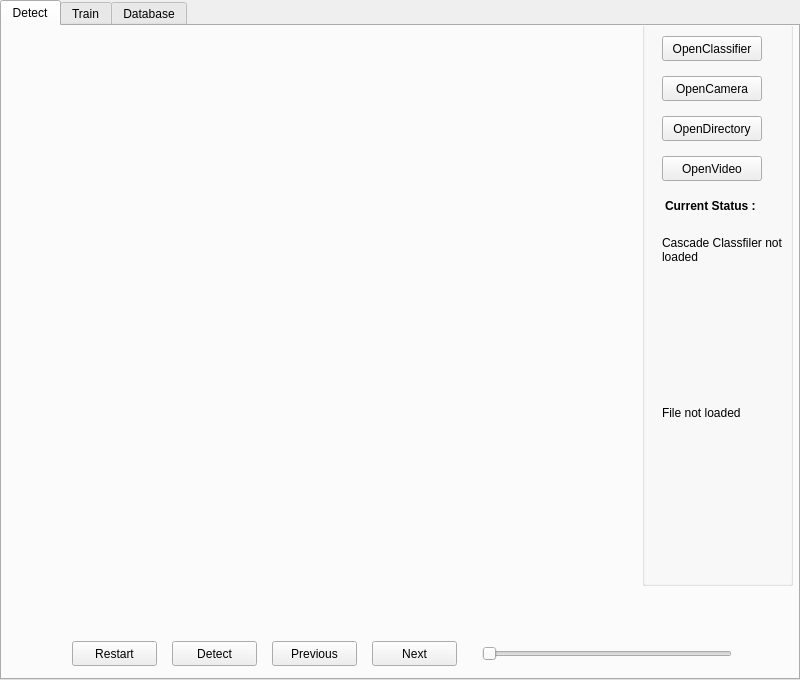
Qt form mainwindow.ui (tangchent/cardetect) before a commit.
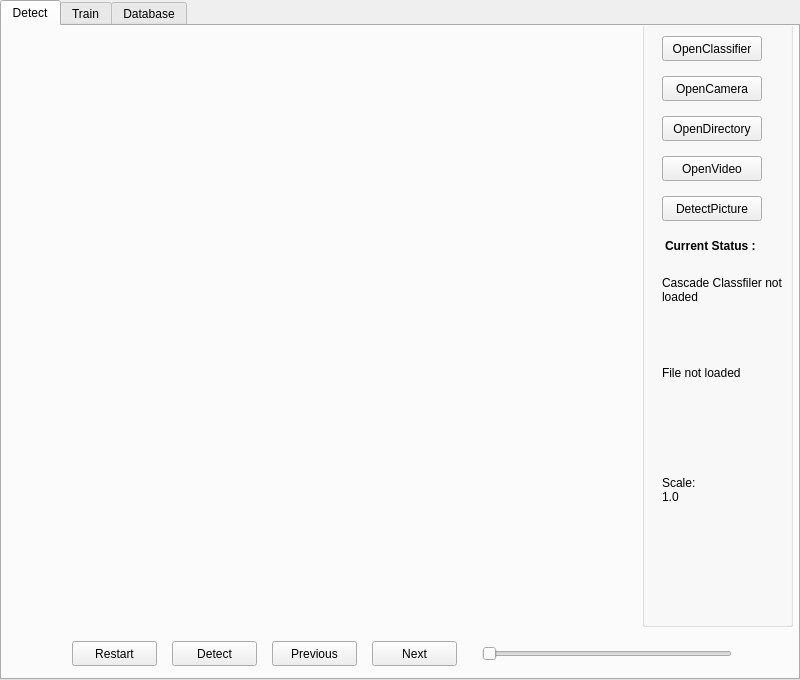
The same form after that commit.

```diff
--- a/mainwindow.ui
+++ b/mainwindow.ui
@@ -48,7 +48,7 @@
        <x>640</x>
        <y>-20</y>
        <width>151</width>
-       <height>580</height>
+       <height>621</height>
       </rect>
      </property>
      <property name="title">
@@ -58,9 +58,9 @@
       <property name="geometry">
        <rect>
         <x>20</x>
-        <y>230</y>
+        <y>270</y>
         <width>130</width>
-        <height>151</height>
+        <height>71</height>
        </rect>
       </property>
       <property name="text">
@@ -132,7 +132,7 @@
       <property name="geometry">
        <rect>
         <x>23</x>
-        <y>190</y>
+        <y>230</y>
         <width>131</width>
         <height>20</height>
        </rect>
@@ -154,9 +154,9 @@
       <property name="geometry">
        <rect>
         <x>20</x>
-        <y>400</y>
+        <y>360</y>
         <width>130</width>
-        <height>151</height>
+        <height>91</height>
        </rect>
       </property>
       <property name="text">
@@ -172,6 +172,42 @@
        <bool>true</bool>
       </property>
      </widget>
+     <widget class="QPushButton" name="openPicture">
+      <property name="geometry">
+       <rect>
+        <x>20</x>
+        <y>190</y>
+        <width>100</width>
+        <height>25</height>
+       </rect>
+      </property>
+      <property name="text">
+       <string>DetectPicture</string>
+      </property>
+     </widget>
+     <widget class="QLabel" name="scaleLabe">
+      <property name="geometry">
+       <rect>
+        <x>20</x>
+        <y>470</y>
+        <width>130</width>
+        <height>31</height>
+       </rect>
+      </property>
+      <property name="text">
+       <string>Scale:
+1.0</string>
+      </property>
+      <property name="textFormat">
+       <enum>Qt::PlainText</enum>
+      </property>
+      <property name="alignment">
+       <set>Qt::AlignLeading|Qt::AlignLeft|Qt::AlignTop</set>
+      </property>
+      <property name="wordWrap">
+       <bool>true</bool>
+      </property>
+     </widget>
     </widget>
     <widget class="QPushButton" name="detectButton">
      <property name="geometry">
```
